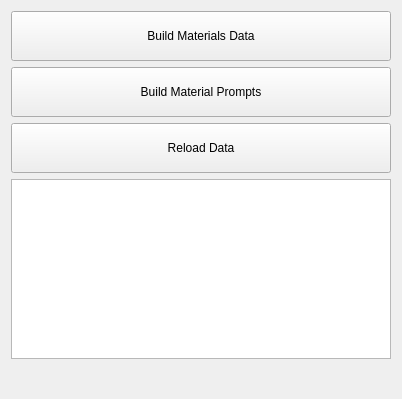
Old version of the form datagen/ui/ui_datagen.ui in the repository kiryha/neuron.
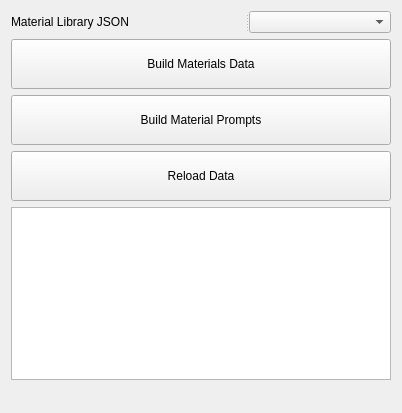
New version of the form.

```diff
--- a/datagen/ui/ui_datagen.ui
+++ b/datagen/ui/ui_datagen.ui
@@ -7,13 +7,26 @@
     <x>0</x>
     <y>0</y>
     <width>402</width>
-    <height>399</height>
+    <height>413</height>
    </rect>
   </property>
   <property name="windowTitle">
    <string>D A T A G E N</string>
   </property>
   <layout class="QVBoxLayout" name="verticalLayout">
+   <item>
+    <widget class="QSplitter" name="splitter">
+     <property name="orientation">
+      <enum>Qt::Orientation::Horizontal</enum>
+     </property>
+     <widget class="QLabel" name="label">
+      <property name="text">
+       <string>Material Library JSON</string>
+      </property>
+     </widget>
+     <widget class="QComboBox" name="boxJSONName"/>
+    </widget>
+   </item>
    <item>
     <widget class="QPushButton" name="btnBuildData">
      <property name="minimumSize">
```
